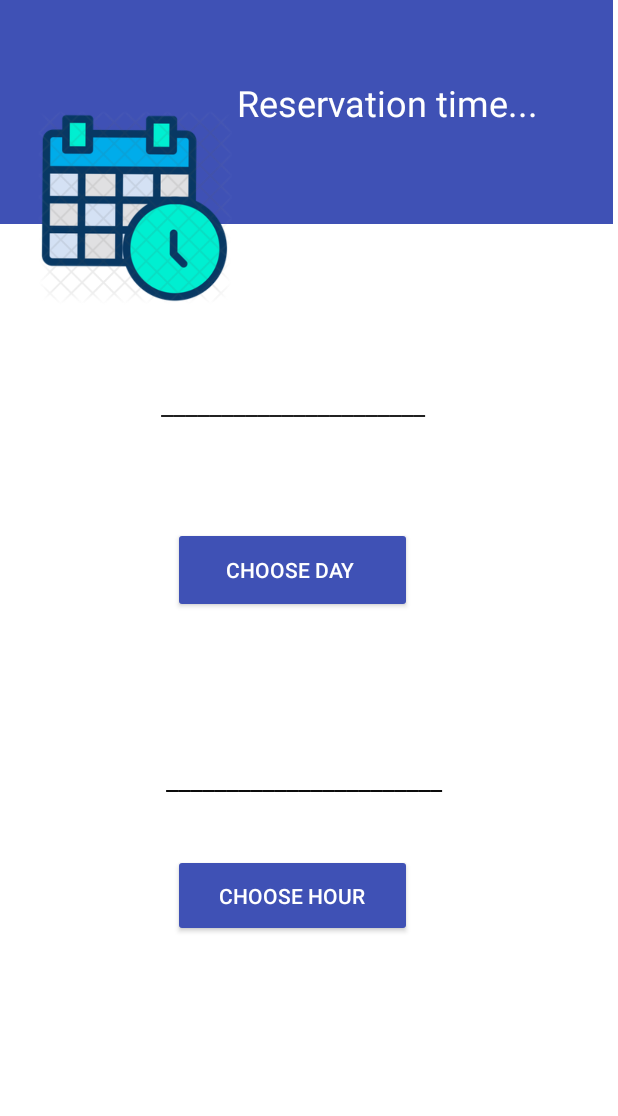
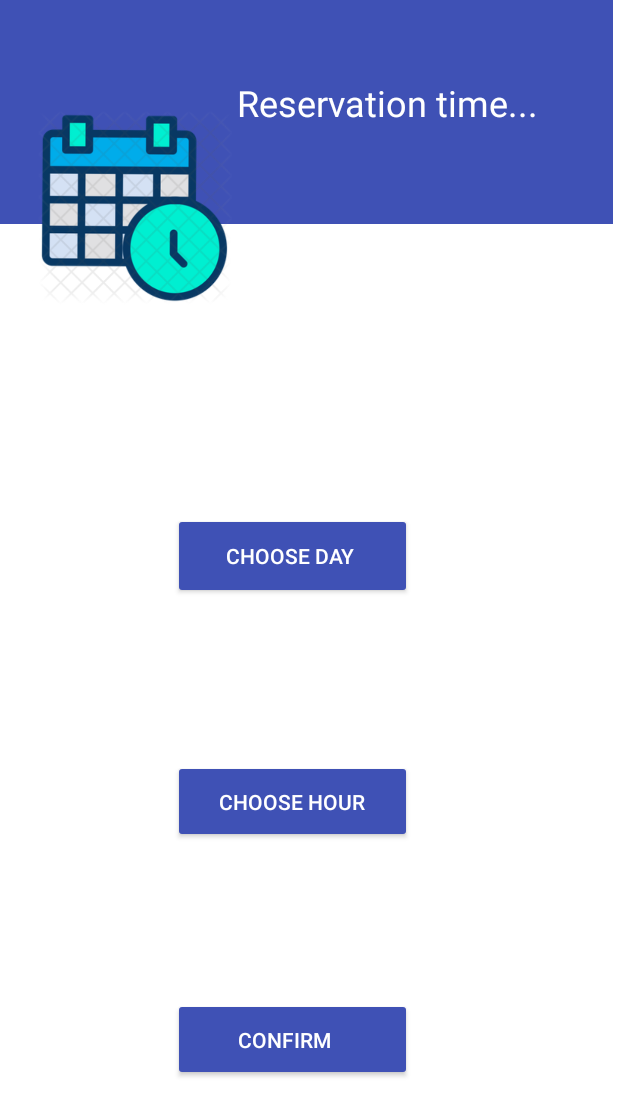
Before and after one commit to marahnairat/HealthCare, an Android app: the ReservationActivity screen opened directly, with no data from a screen before it, on a phone screen of 412 x 824 dp. Shown: the top 1116 px of the screen. Run offline under Robolectric (Android 15) with nearby library versions, the phone set to English and light mode, and no system bars.

Commit message:
edit...design habosha

```diff
--- a/app/build.gradle
+++ b/app/build.gradle
@@ -37,7 +37,7 @@ dependencies {
     implementation 'com.google.android.gms:play-services-maps:17.0.0'
     implementation 'androidx.coordinatorlayout:coordinatorlayout:1.1.0'
     implementation 'com.google.android.material:material:1.1.0'
-
+    implementation 'com.firebaseui:firebase-ui-auth:4.1.0'
     //  classpath 'com.google.gms:google-services:4.3.4'
     testImplementation 'junit:junit:4.12'
     androidTestImplementation 'androidx.test.ext:junit:1.1.0'
--- a/app/src/main/java/com/example/healthcare/ReservationActivity.java
+++ b/app/src/main/java/com/example/healthcare/ReservationActivity.java
@@ -1,6 +1,7 @@
 package com.example.healthcare;
 
 import android.app.DatePickerDialog;
+import android.content.Intent;
 import android.icu.util.Calendar;
 import android.os.Build;
 import android.os.Bundle;
@@ -74,6 +75,18 @@ TextView text_hour;
             });
 
 
+            Button confirm = (Button) findViewById(R.id.confirm_button2);
+
+            confirm.setOnClickListener(new View.OnClickListener() {
+                @Override
+                public void onClick(View view) {
+                    Intent i = new Intent(ReservationActivity.this,MainActivity.class);
+                    startActivity(i);
+
+
+                }
+            });
+
 
 
 
--- /dev/null
+++ b/app/src/main/res/drawable/ic_menu.xml
@@ -0,0 +1,5 @@
+<vector android:height="24dp" android:tint="#FFFFFF"
+    android:viewportHeight="24" android:viewportWidth="24"
+    android:width="24dp" xmlns:android="http://schemas.android.com/apk/res/android">
+    <path android:fillColor="@android:color/white" android:pathData="M3,18h18v-2L3,16v2zM3,13h18v-2L3,11v2zM3,6v2h18L21,6L3,6z"/>
+</vector>
--- a/app/src/main/res/layout/activity_dr_profile.xml
+++ b/app/src/main/res/layout/activity_dr_profile.xml
@@ -40,7 +40,7 @@
             android:layout_marginTop="15sp"
             android:fontFamily="sans-serif-light"
             android:text="Ahmed Ali "
-            android:textColor="@color/white"
+            android:textColor="@color/black"
             android:textSize="32sp" />
 
 
--- a/app/src/main/res/layout/reservation_activity.xml
+++ b/app/src/main/res/layout/reservation_activity.xml
@@ -6,6 +6,20 @@
     android:layout_height="match_parent"
     android:background="#FFFFFF"
     tools:context=".ReservationActivity">
+
+    <Button
+        android:id="@+id/confirm_button2"
+        android:layout_width="159dp"
+        android:layout_height="55dp"
+        android:text="          Confirm             "
+        android:textColor="#FFFFFF"
+        app:backgroundTint="@color/blue"
+        app:layout_constraintBottom_toBottomOf="parent"
+        app:layout_constraintEnd_toEndOf="parent"
+        app:layout_constraintHorizontal_bias="0.456"
+        app:layout_constraintStart_toStartOf="parent"
+        app:layout_constraintTop_toTopOf="parent"
+        app:layout_constraintVertical_bias="0.866" />
 
     <Button
         android:id="@+id/btnDate"
@@ -19,7 +33,7 @@
         app:layout_constraintHorizontal_bias="0.456"
         app:layout_constraintStart_toStartOf="parent"
         app:layout_constraintTop_toTopOf="parent"
-        app:layout_constraintVertical_bias="0.458" />
+        app:layout_constraintVertical_bias="0.446" />
 
     <Button
         android:id="@+id/button"
@@ -33,21 +47,20 @@
         app:layout_constraintHorizontal_bias="0.456"
         app:layout_constraintStart_toStartOf="parent"
         app:layout_constraintTop_toTopOf="parent"
-        app:layout_constraintVertical_bias="0.741" />
+        app:layout_constraintVertical_bias="0.659" />
 
     <TextView
         android:id="@+id/tvSelectedDate"
         style="@style/Widget.AppCompat.SeekBar"
         android:layout_width="289dp"
         android:layout_height="65dp"
-        android:text="______________________"
         android:textSize="18sp"
         app:layout_constraintBottom_toBottomOf="parent"
-        app:layout_constraintHorizontal_bias="0.745"
+        app:layout_constraintHorizontal_bias="0.639"
         app:layout_constraintLeft_toLeftOf="parent"
         app:layout_constraintRight_toRightOf="parent"
         app:layout_constraintTop_toTopOf="parent"
-        app:layout_constraintVertical_bias="0.339" />
+        app:layout_constraintVertical_bias="0.366" />
 
     <TextView
         android:id="@+id/textView"
@@ -92,14 +105,13 @@
         style="@style/Widget.AppCompat.SeekBar"
         android:layout_width="317dp"
         android:layout_height="54dp"
-        android:text="_______________________"
         android:textColor="#0C0C0C"
         android:textSize="18sp"
         app:layout_constraintBottom_toBottomOf="parent"
         app:layout_constraintEnd_toEndOf="parent"
-        app:layout_constraintHorizontal_bias="1.0"
+        app:layout_constraintHorizontal_bias="0.829"
         app:layout_constraintStart_toStartOf="parent"
         app:layout_constraintTop_toTopOf="parent"
-        app:layout_constraintVertical_bias="0.659" />
+        app:layout_constraintVertical_bias="0.579" />
 
 </androidx.constraintlayout.widget.ConstraintLayout>
```
Also changed, not shown: app/src/main/java/com/example/healthcare/TwoFragmentsActivity.java (+13 -13 lines), app/src/main/res/layout/activity_two_fragments.xml (+8 -22 lines), 1 other file.
